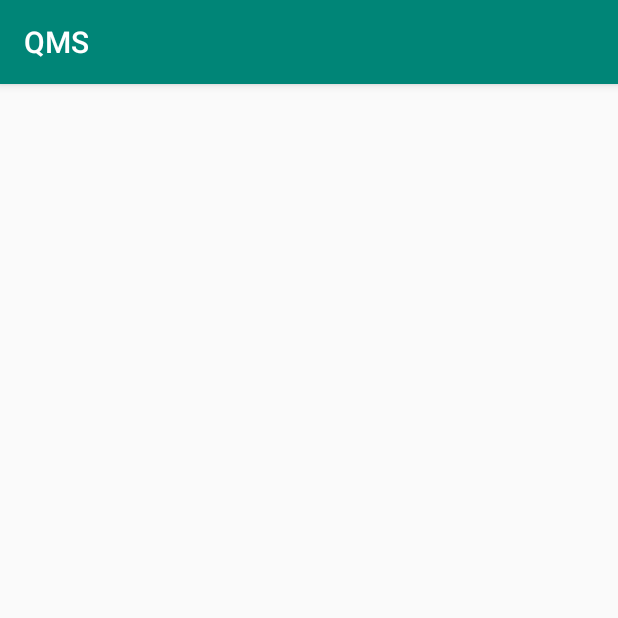
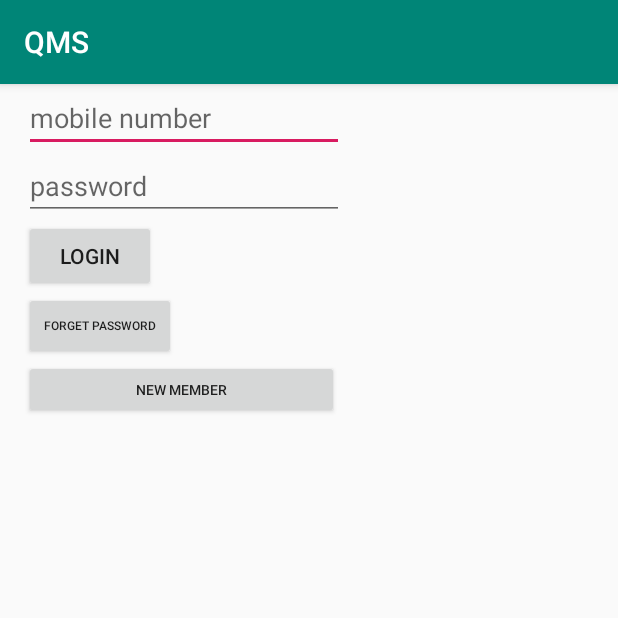
Before and after one commit to nishannorunobi/cqms, an Android app: the screen it shows after launch (MainActivity), on a phone screen of 412 x 824 dp, the top half of it. Run offline under Robolectric (Android 15) with nearby library versions, the phone set to English and light mode, and no system bars; our stand-ins replace Firebase (no records; nobody signed in at launch, a user with empty details on screens opened directly).

Commit message:
converted to java proj

```diff
--- /dev/null
+++ b/app/src/main/java/com/consumers/qms/dao/repositories/FirestoreUserDao.java
@@ -0,0 +1,75 @@
+package com.consumers.qms.dao.repositories;
+
+import android.app.Activity;
+import android.content.Context;
+import android.content.SharedPreferences;
+import android.support.annotation.NonNull;
+import android.util.Log;
+import com.consumers.qms.model.User;
+import com.google.android.gms.tasks.OnFailureListener;
+import com.google.android.gms.tasks.OnSuccessListener;
+import com.google.firebase.firestore.DocumentReference;
+import com.google.firebase.firestore.FirebaseFirestore;
+
+import java.util.HashMap;
+import java.util.Map;
+
+import static android.content.Context.MODE_PRIVATE;
+
+public class FirestoreUserDao implements UserDao {
+    private static final String TAG = FirebaseFirestore.class.getName();
+    private Activity context = null;
+    private static FirestoreUserDao userDao;
+
+    FirebaseFirestore db = FirebaseFirestore.getInstance();
+
+    public static UserDao getInstance() {
+        if (userDao == null) {
+            userDao = new FirestoreUserDao();
+        }
+        return userDao;
+    }
+
+    @Override
+    public void setContext(Activity context) {
+        this.context = context;
+    }
+
+    @Override
+    public void save(User userObj) {
+        Map<String, Object> user = new HashMap<>();
+        user.put("mobileNumber", userObj.getMobileNumber());
+        user.put("password", userObj.getPassword());
+
+        db.collection("users")
+                .add(user)
+                .addOnSuccessListener(new OnSuccessListener<DocumentReference>() {
+                    @Override
+                    public void onSuccess(DocumentReference documentReference) {
+                        SharedPreferences sharedPreferences = context.getPreferences(MODE_PRIVATE);
+                        Log.d(TAG, "DocumentSnapshot added with ID: " + documentReference.getId());
+                    }
+                })
+                .addOnFailureListener(new OnFailureListener() {
+                    @Override
+                    public void onFailure(@NonNull Exception e) {
+                        Log.w(TAG, "Error adding document", e);
+                    }
+                });
+    }
+
+    @Override
+    public void update(User user) {
+
+    }
+
+    @Override
+    public User getByMobileNo(String mobileNumber) {
+        return new User();
+    }
+
+    @Override
+    public User getById(String id) {
+        return new User();
+    }
+}
--- /dev/null
+++ b/app/src/main/java/com/consumers/qms/dao/repositories/UserDao.java
@@ -0,0 +1,16 @@
+package com.consumers.qms.dao.repositories;
+
+import android.app.Activity;
+import com.consumers.qms.model.User;
+
+public interface UserDao {
+    void setContext(Activity context);
+
+    void save(User user);
+
+    void update(User user);
+
+    User getByMobileNo(String mobileNumber);
+
+    User getById(String id);
+}
--- /dev/null
+++ b/app/src/main/java/com/consumers/qms/presenter/MainActivityPresenter.java
@@ -0,0 +1,10 @@
+package com.consumers.qms.presenter;
+
+import android.app.Activity;
+
+public interface MainActivityPresenter {
+    void setContext(Activity context);
+    void login(String mobileNumber,String password);
+    void register(String mobileNumber,String password);
+    void forgetPassword(String mobileNumber);
+}
--- /dev/null
+++ b/app/src/main/java/com/consumers/qms/presenter/MainActivityPresenterImpl.java
@@ -0,0 +1,44 @@
+package com.consumers.qms.presenter;
+
+import android.app.Activity;
+import android.content.Context;
+import com.consumers.qms.dao.repositories.FirestoreUserDao;
+import com.consumers.qms.dao.repositories.UserDao;
+import com.consumers.qms.model.User;
+
+public class MainActivityPresenterImpl implements MainActivityPresenter {
+    private UserDao userDao = FirestoreUserDao.getInstance();
+    private Activity context = null;
+    private static MainActivityPresenter mainActivityPresenter = null;
+
+    public static MainActivityPresenter getInstance() {
+        if (mainActivityPresenter == null) {
+            mainActivityPresenter = new MainActivityPresenterImpl();
+        }
+        return mainActivityPresenter;
+    }
+
+    @Override
+    public void setContext(Activity context) {
+        this.context = context;
+        userDao.setContext(context);
+    }
+
+    @Override
+    public void login(String mobileNumber, String password) {
+        User user = new User();
+        user.setMobileNumber(mobileNumber);
+        user.setPassword(password);
+        userDao.save(user);
+    }
+
+    @Override
+    public void register(String mobileNumber, String password) {
+
+    }
+
+    @Override
+    public void forgetPassword(String mobileNumber) {
+
+    }
+}
--- a/app/src/main/java/com/consumers/qms/views/MainActivity.java
+++ b/app/src/main/java/com/consumers/qms/views/MainActivity.java
@@ -3,23 +3,70 @@ package com.consumers.qms.views;
 import android.content.SharedPreferences;
 import android.os.Bundle;
 import android.support.v7.app.AppCompatActivity;
+import android.view.View;
+import android.widget.Button;
+import android.widget.EditText;
 import com.consumers.qms.R;
+import com.consumers.qms.presenter.MainActivityPresenter;
+import com.consumers.qms.presenter.MainActivityPresenterImpl;
 import com.google.firebase.firestore.FirebaseFirestore;
 
-class MainActivity extends AppCompatActivity{
+class MainActivity extends AppCompatActivity implements View.OnClickListener {
+    MainActivityPresenter mainActivityPresenter = MainActivityPresenterImpl.getInstance();
+
+    private EditText etMobile;
+    private EditText etPassword;
+    private Button btnLogin;
+    private Button btnForgetPass;
+    private Button btnRegister;
+
     String TAG = "MainActivity";
     FirebaseFirestore db = FirebaseFirestore.getInstance();
 
-    private int PRIVATE_MODE = 0;
-    private String PREF_NAME = "LOGGED-IN";
+    private static String PREF_NAME = "PREF_NAME";
 
     @Override
     public void onCreate(Bundle savedInstanceState) {
         super.onCreate(savedInstanceState);
-        setContentView(R.layout.activity_main);
-        SharedPreferences sharedPref = getSharedPreferences(PREF_NAME, PRIVATE_MODE);
+
+        SharedPreferences sharedPreferences = getPreferences(MODE_PRIVATE);
+        if (sharedPreferences.getString(PREF_NAME, null) == null) {
+            setContentView(R.layout.user_register);
+        } else {
+            setContentView(R.layout.activity_main);
+        }
+        findViews();
+        mainActivityPresenter.setContext(this);
+    }
 
 
+    private void findViews() {
+        etMobile = (EditText) findViewById(R.id.etMobile);
+        etPassword = (EditText) findViewById(R.id.etPassword);
+        btnLogin = (Button) findViewById(R.id.btnLogin);
+        btnForgetPass = (Button) findViewById(R.id.btnForgetPass);
+        btnRegister = (Button) findViewById(R.id.btnRegister);
+
+        btnLogin.setOnClickListener(this);
+        btnForgetPass.setOnClickListener(this);
+        btnRegister.setOnClickListener(this);
+    }
+
+    @Override
+    public void onClick(View v) {
+        if (v == btnLogin) {
+            mainActivityPresenter.login(
+                    etMobile.getText().toString().trim(),
+                    etPassword.getText().toString().trim());
+
+        } else if (v == btnForgetPass) {
+            // Handle clicks for button2
+        } else if (v == btnRegister) {
+            mainActivityPresenter.register(
+                    etMobile.getText().toString().trim(),
+                    etPassword.getText().toString().trim()
+            );
+        }
     }
 
 }
--- a/app/src/main/res/layout/activity_main.xml
+++ b/app/src/main/res/layout/activity_main.xml
@@ -1,12 +1,11 @@
 <?xml version="1.0" encoding="utf-8"?>
-<android.support.constraint.ConstraintLayout
-        xmlns:android="http://schemas.android.com/apk/res/android"
-        xmlns:tools="http://schemas.android.com/tools"
-        xmlns:app="http://schemas.android.com/apk/res-auto"
-        android:layout_width="match_parent"
-        android:layout_height="match_parent"
-        tools:context=".views.MainActivity">
+<LinearLayout xmlns:android="http://schemas.android.com/apk/res/android"
+              android:layout_width="match_parent"
+              android:layout_height="match_parent"
+              android:paddingLeft="16dp"
+              android:paddingRight="16dp"
+              android:orientation="vertical">
     <ListView
             android:layout_width="395dp"
-            android:layout_height="715dp" tools:layout_editor_absoluteY="8dp" tools:layout_editor_absoluteX="8dp"/>
-</android.support.constraint.ConstraintLayout>
+            android:layout_height="715dp" />
+</LinearLayout>
--- /dev/null
+++ b/app/src/main/res/layout/user_register.xml
@@ -0,0 +1,40 @@
+<?xml version="1.0" encoding="utf-8"?>
+<LinearLayout xmlns:android="http://schemas.android.com/apk/res/android"
+              android:layout_width="match_parent"
+              android:layout_height="match_parent"
+              android:paddingLeft="16dp"
+              android:paddingRight="16dp"
+              android:orientation="vertical">
+
+    <EditText
+            android:layout_width="wrap_content"
+            android:layout_height="wrap_content"
+            android:inputType="phone"
+            android:ems="10"
+            android:id="@+id/etMobile"
+            android:hint="mobile number"/>
+    <EditText
+            android:layout_width="wrap_content"
+            android:layout_height="wrap_content"
+            android:inputType="textPassword"
+            android:ems="10"
+            android:id="@+id/etPassword"
+            android:hint="password"/>
+    <Button
+            android:text="Login"
+            android:layout_width="wrap_content"
+            android:layout_height="wrap_content"
+            android:id="@+id/btnLogin"/>
+    <Button
+            android:text="Forget Password"
+            android:layout_width="101dp"
+            android:layout_height="45dp"
+            android:id="@+id/btnForgetPass"
+            android:textSize="8dp"/>
+    <Button
+            android:text="new member"
+            android:layout_width="210dp"
+            android:layout_height="39dp"
+            android:id="@+id/btnRegister"
+            android:textSize="9dp"/>
+</LinearLayout>
```
Also changed, not shown: app/src/main/java/com/consumers/qms/model/Appointment.java (added, +49 -0 lines), app/src/main/java/com/consumers/qms/model/Appointment.kt (deleted, +0 -10 lines), app/src/main/java/com/consumers/qms/model/ServiceProvider.java (added, +40 -0 lines), app/src/main/java/com/consumers/qms/model/ServiceProvider.kt (deleted, +0 -8 lines), app/src/main/java/com/consumers/qms/model/User.java (added, +31 -0 lines), app/src/main/java/com/consumers/qms/model/User.kt (deleted, +0 -7 lines).
